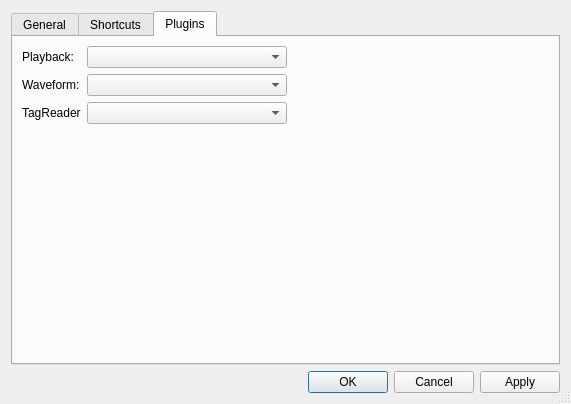
Qt form src/preferencesDialog.ui (nulloy/nulloy) before a commit.
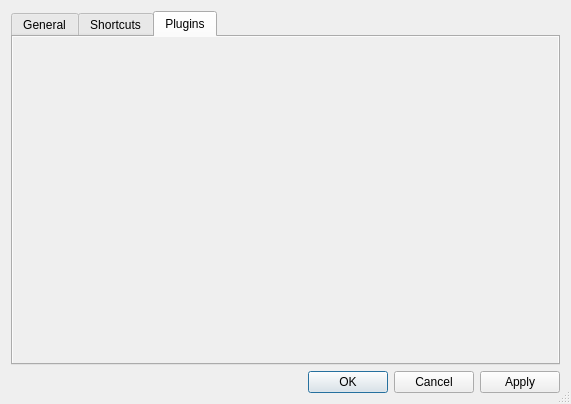
The same form after that commit. The open tabs and pages were chosen to show the change. Custom widgets are drawn as their Qt base class.

Commit message: pluginsTab QComboBox -> QGroupBox

Patch:
```diff
--- a/src/preferencesDialog.ui
+++ b/src/preferencesDialog.ui
@@ -266,65 +266,28 @@
       <attribute name="title">
        <string>Plugins</string>
       </attribute>
-      <layout class="QFormLayout" name="formLayout_2">
-       <property name="fieldGrowthPolicy">
-        <enum>QFormLayout::FieldsStayAtSizeHint</enum>
+      <layout class="QVBoxLayout" name="verticalLayout_5">
+       <property name="margin">
+        <number>0</number>
        </property>
-       <property name="labelAlignment">
-        <set>Qt::AlignLeading|Qt::AlignLeft|Qt::AlignVCenter</set>
-       </property>
-       <property name="formAlignment">
-        <set>Qt::AlignLeading|Qt::AlignLeft|Qt::AlignTop</set>
-       </property>
-       <item row="0" column="0">
-        <widget class="QLabel" name="playbackLabel">
-         <property name="text">
-          <string>Playback:</string>
+       <item>
+        <widget class="QScrollArea" name="pluginsScrollArea">
+         <property name="frameShape">
+          <enum>QFrame::NoFrame</enum>
          </property>
-        </widget>
-       </item>
-       <item row="0" column="1">
-        <widget class="QComboBox" name="playbackComboBox">
-         <property name="minimumSize">
-          <size>
-           <width>200</width>
-           <height>0</height>
-          </size>
+         <property name="widgetResizable">
+          <bool>true</bool>
          </property>
-        </widget>
-       </item>
-       <item row="1" column="0">
-        <widget class="QLabel" name="waveforLabel">
-         <property name="text">
-          <string>Waveform:</string>
-         </property>
-        </widget>
-       </item>
-       <item row="1" column="1">
-        <widget class="QComboBox" name="waveformComboBox">
-         <property name="minimumSize">
-          <size>
-           <width>200</width>
-           <height>0</height>
-          </size>
-         </property>
-        </widget>
-       </item>
-       <item row="2" column="1">
-        <widget class="QComboBox" name="tagReaderComboBox">
-         <property name="minimumSize">
-          <size>
-           <width>200</width>
-           <height>0</height>
-          </size>
-         </property>
-        </widget>
-       </item>
-       <item row="2" column="0">
-        <widget class="QLabel" name="tagReaderLabel">
-         <property name="text">
-          <string>TagReader</string>
-         </property>
+         <widget class="QWidget" name="scrollAreaWidgetContents">
+          <property name="geometry">
+           <rect>
+            <x>0</x>
+            <y>0</y>
+            <width>549</width>
+            <height>323</height>
+           </rect>
+          </property>
+         </widget>
         </widget>
        </item>
       </layout>
```
Left out of the diff: 2 changed lines with no effect on the pictures. The commit also changes 3 other files.
